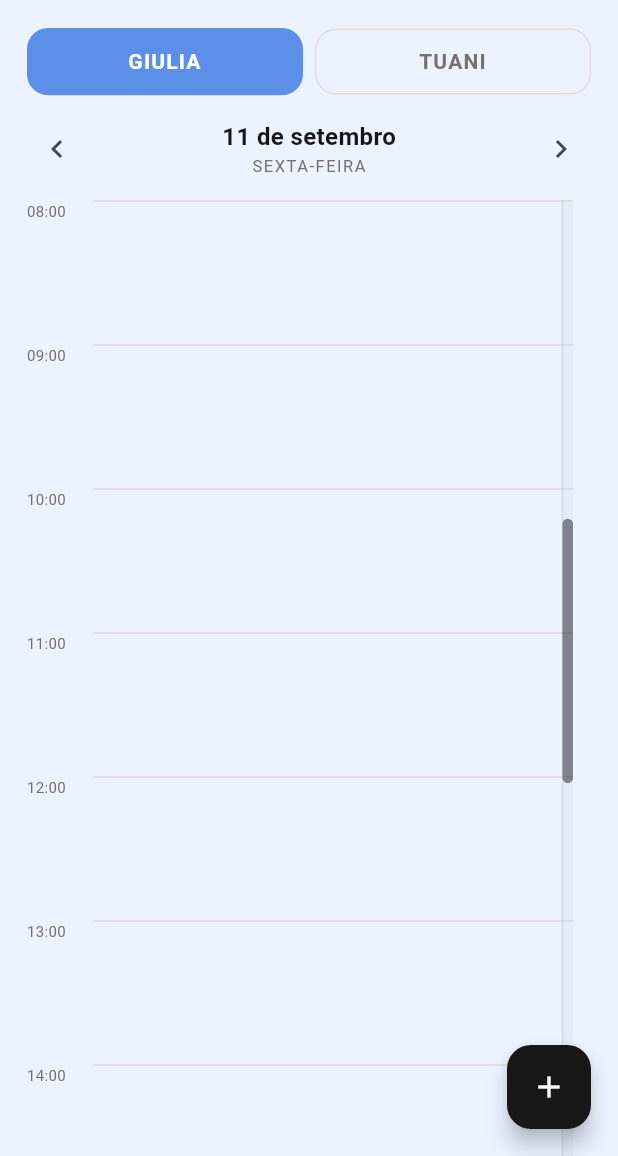
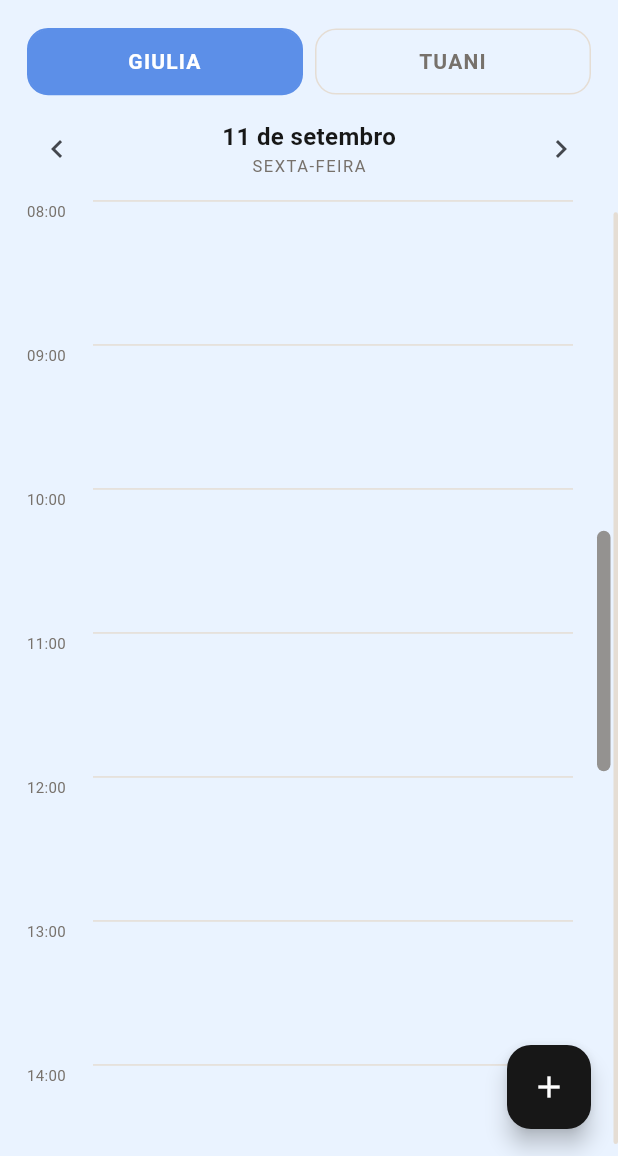
Before and after one commit to giuliabarross2-hub/dioli-app, a Flutter app: the screen it shows after launch, on a phone screen of 412 x 824 dp, the part 80-1236 px from its top. Run offline on Flutter 3.47's test engine with Material 3 defaults, Android fonts, the phone set to English and light mode, and no system bars; our stand-ins replace shared_preferences, supabase_flutter; accounts and stored records are empty; network calls fail; Roboto replaces fonts that are missing (sans).

Commit message:
Melhora rolagem, teclado e calendario

```diff
--- a/lib/main.dart
+++ b/lib/main.dart
@@ -1143,23 +1143,14 @@ class _AgendaPageState extends State<AgendaPage> {
       children: [
         Padding(
           padding: const EdgeInsets.only(right: scrollColumnWidth),
-          child: Scrollbar(
-            controller: vertical,
-            thumbVisibility: true,
-            trackVisibility: true,
-            thickness: 7,
-            radius: const Radius.circular(8),
           child: SingleChildScrollView(
             controller: vertical,
-              // A faixa estreita da direita é a área dedicada à rolagem.
-              // Assim o arrastar no calendário fica livre para criar/mover agendamentos.
             physics: const NeverScrollableScrollPhysics(),
             child: SizedBox(
               height: 24 * hourHeight,
               child: Row(
                 crossAxisAlignment: CrossAxisAlignment.start,
                 children: [
-                    // Coluna exclusiva dos horários.
                   SizedBox(
                     width: timeColumnWidth,
                     height: 24 * hourHeight,
@@ -1183,41 +1174,86 @@ class _AgendaPageState extends State<AgendaPage> {
                       ),
                     ),
                   ),
-
-                    // Área dos agendamentos.
-                    Expanded(
-                      child: _timeline(day),
-                    ),
-                  ],
-                ),
-              ),
-            ),
-          ),
-        ),
-
-        // Faixa livre exclusiva para rolagem. Ela não toca nos agendamentos.
+                  Expanded(child: _timeline(day)),
+                ],
+              ),
+            ),
+          ),
+        ),
+
+        // Faixa lateral exclusiva para rolagem. O palitinho é desenhado aqui
+        // e pode ser arrastado sem interferir na criação de agendamentos.
         Positioned(
           top: 0,
           right: 0,
           bottom: 0,
           width: scrollColumnWidth,
-          child: GestureDetector(
+          child: LayoutBuilder(
+            builder: (context, constraints) {
+              return AnimatedBuilder(
+                animation: vertical,
+                builder: (context, _) {
+                  final hasClients = vertical.hasClients;
+                  final maxScroll = hasClients ? vertical.position.maxScrollExtent : 0.0;
+                  final viewport = hasClients ? vertical.position.viewportDimension : constraints.maxHeight;
+                  final content = viewport + maxScroll;
+                  final thumbHeight = content > 0
+                      ? (constraints.maxHeight * viewport / content).clamp(40.0, constraints.maxHeight)
+                      : constraints.maxHeight;
+                  final travel = (constraints.maxHeight - thumbHeight).clamp(0.0, double.infinity);
+                  final thumbTop = maxScroll > 0
+                      ? (vertical.offset / maxScroll * travel).clamp(0.0, travel)
+                      : 0.0;
+
+                  void scrollTo(double localDy) {
+                    if (!vertical.hasClients || maxScroll <= 0) return;
+                    final target = ((localDy - thumbHeight / 2) / travel * maxScroll)
+                        .clamp(0.0, maxScroll);
+                    vertical.jumpTo(target);
+                  }
+
+                  return GestureDetector(
                     behavior: HitTestBehavior.opaque,
-            onVerticalDragStart: (_) {},
+                    onVerticalDragStart: (details) => scrollTo(details.localPosition.dy),
                     onVerticalDragUpdate: (details) {
-              if (!vertical.hasClients) return;
-
-              final target = vertical.offset - details.delta.dy;
-              vertical.jumpTo(
-                target.clamp(
-                  0.0,
-                  vertical.position.maxScrollExtent,
-                ),
-              );
-            },
+                      if (!vertical.hasClients || maxScroll <= 0) return;
+                      final target = vertical.offset + details.delta.dy / travel * maxScroll;
+                      vertical.jumpTo(target.clamp(0.0, maxScroll));
+                    },
+                    onTapDown: (details) => scrollTo(details.localPosition.dy),
+                    child: Stack(
+                      children: [
+                        Positioned.fill(
+                          child: Align(
+                            alignment: Alignment.centerRight,
                             child: Container(
-              color: Colors.transparent,
-            ),
+                              width: 3,
+                              margin: const EdgeInsets.symmetric(vertical: 8),
+                              decoration: BoxDecoration(
+                                color: AppColors.line,
+                                borderRadius: BorderRadius.circular(4),
+                              ),
+                            ),
+                          ),
+                        ),
+                        Positioned(
+                          top: thumbTop + 8,
+                          right: 5,
+                          child: Container(
+                            width: 9,
+                            height: (thumbHeight - 16).clamp(24.0, thumbHeight),
+                            decoration: BoxDecoration(
+                              color: AppColors.muted.withOpacity(.75),
+                              borderRadius: BorderRadius.circular(8),
+                            ),
+                          ),
+                        ),
+                      ],
+                    ),
+                  );
+                },
+              );
+            },
           ),
         ),
 
@@ -1786,6 +1822,36 @@ class _AgendaPageState extends State<AgendaPage> {
                     'Data',
                     DateFormat("EEEE, dd 'de' MMMM 'de' yyyy", 'pt_BR')
                         .format(a.start),
+                    onTap: () async {
+                      final d = await showDatePicker(
+                        context: context,
+                        useRootNavigator: true,
+                        locale: const Locale('pt', 'BR'),
+                        initialDate: a.start,
+                        firstDate: DateTime(2020),
+                        lastDate: DateTime(2100),
+                        helpText: 'Selecionar data',
+                        cancelText: 'Cancelar',
+                        confirmText: 'OK',
+                      );
+                      if (d == null) return;
+                      final updated = _copyAppointment(
+                        a,
+                        start: DateTime(
+                          d.year,
+                          d.month,
+                          d.day,
+                          a.start.hour,
+                          a.start.minute,
+                        ),
+                      );
+                      await widget.store.updateAppointment(updated);
+                      await widget.store.syncAppointment(updated);
+                      if (context.mounted) Navigator.pop(sheetContext);
+                      if (context.mounted) {
+                        await _showAppointmentDetails(context, updated);
+                      }
+                    },
                   ),
                   _detailRow(
                     Icons.schedule_outlined,
@@ -1833,9 +1899,19 @@ class _AgendaPageState extends State<AgendaPage> {
     );
   }
 
-  Widget _detailRow(IconData icon, String label, String value) {
+  Widget _detailRow(
+    IconData icon,
+    String label,
+    String value, {
+    VoidCallback? onTap,
+  }) {
     return Padding(
       padding: const EdgeInsets.only(bottom: 18),
+      child: InkWell(
+        onTap: onTap,
+        borderRadius: BorderRadius.circular(12),
+        child: Padding(
+          padding: const EdgeInsets.symmetric(vertical: 4),
           child: Row(
             crossAxisAlignment: CrossAxisAlignment.start,
             children: [
@@ -1865,6 +1941,8 @@ class _AgendaPageState extends State<AgendaPage> {
                 ),
               ),
             ],
+          ),
+        ),
       ),
     );
   }
@@ -1943,6 +2021,8 @@ class _AgendaPageState extends State<AgendaPage> {
     final signal = TextEditingController(
       text: existing == null ? '' : existing.signal.toStringAsFixed(2),
     );
+    final clientFocus = FocusNode();
+    bool focusRequested = false;
 
     Professional pro = existing?.professional ?? widget.professional;
     DateTime start = existing?.start ??
@@ -1988,6 +2068,13 @@ class _AgendaPageState extends State<AgendaPage> {
               });
             }
 
+            if (existing == null && !focusRequested) {
+              focusRequested = true;
+              WidgetsBinding.instance.addPostFrameCallback((_) {
+                if (context.mounted) clientFocus.requestFocus();
+              });
+            }
+
             return FractionallySizedBox(
               heightFactor: .96,
               child: Material(
@@ -2025,7 +2112,9 @@ class _AgendaPageState extends State<AgendaPage> {
                             children: [
                               TextField(
                                 controller: client,
+                                focusNode: clientFocus,
                                 autofocus: existing == null,
+                                textCapitalization: TextCapitalization.words,
                                 decoration: const InputDecoration(
                                   labelText: 'Nome da cliente',
                                   prefixIcon: Icon(Icons.person_outline),
```
Lines whose indentation alone changed are shown as unchanged.
